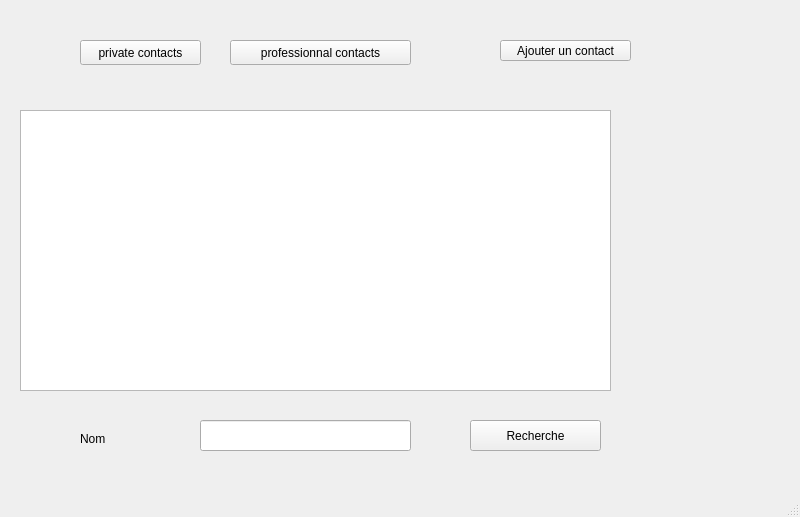
Before: the Qt Designer form mainwindow.ui in YannRaulet/projetCpp1, drawn with Qt 5.
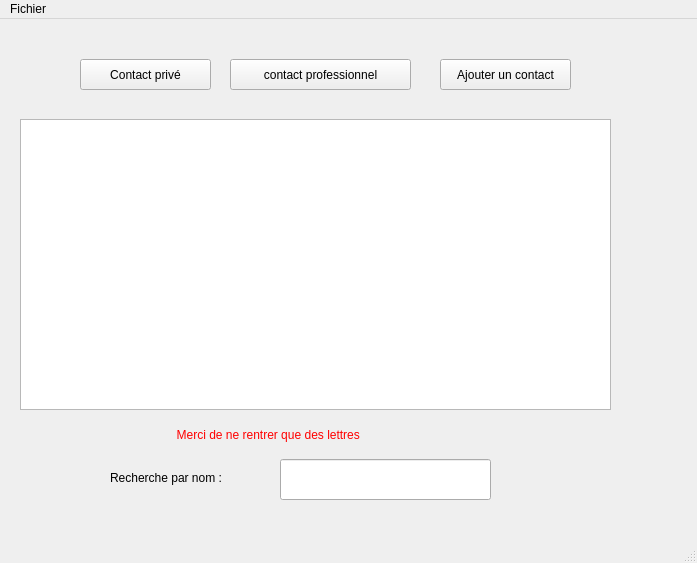
After: the same form once the commit is applied.

```diff
--- a/mainwindow.ui
+++ b/mainwindow.ui
@@ -6,8 +6,8 @@
    <rect>
     <x>0</x>
     <y>0</y>
-    <width>800</width>
-    <height>517</height>
+    <width>697</width>
+    <height>563</height>
    </rect>
   </property>
   <property name="windowTitle">
@@ -19,12 +19,12 @@
      <rect>
       <x>80</x>
       <y>40</y>
-      <width>121</width>
-      <height>25</height>
+      <width>131</width>
+      <height>31</height>
      </rect>
     </property>
     <property name="text">
-     <string>private contacts</string>
+     <string>Contact privé</string>
     </property>
    </widget>
    <widget class="QPushButton" name="pbPro">
@@ -33,95 +33,92 @@
       <x>230</x>
       <y>40</y>
       <width>181</width>
-      <height>25</height>
+      <height>31</height>
      </rect>
     </property>
     <property name="text">
-     <string>professionnal contacts</string>
+     <string>contact professionnel</string>
     </property>
    </widget>
    <widget class="QTableView" name="tableView">
     <property name="geometry">
      <rect>
       <x>20</x>
-      <y>110</y>
+      <y>100</y>
       <width>591</width>
-      <height>281</height>
+      <height>291</height>
      </rect>
     </property>
    </widget>
    <widget class="QLabel" name="label">
     <property name="geometry">
      <rect>
-      <x>80</x>
-      <y>430</y>
-      <width>67</width>
+      <x>110</x>
+      <y>450</y>
+      <width>161</width>
       <height>17</height>
      </rect>
     </property>
     <property name="text">
-     <string>Nom</string>
+     <string>Recherche par nom :</string>
     </property>
    </widget>
    <widget class="QLineEdit" name="txtName">
     <property name="geometry">
      <rect>
-      <x>200</x>
-      <y>420</y>
+      <x>280</x>
+      <y>440</y>
       <width>211</width>
-      <height>31</height>
+      <height>41</height>
      </rect>
     </property>
    </widget>
-   <widget class="QPushButton" name="searchButton">
-    <property name="geometry">
-     <rect>
-      <x>470</x>
-      <y>420</y>
-      <width>131</width>
-      <height>31</height>
-     </rect>
-    </property>
-    <property name="text">
-     <string>Recherche</string>
-    </property>
-   </widget>
-   <widget class="QLabel" name="labelMessage">
-    <property name="geometry">
-     <rect>
-      <x>80</x>
-      <y>80</y>
-      <width>321</width>
-      <height>17</height>
-     </rect>
-    </property>
-    <property name="text">
-     <string/>
-    </property>
-   </widget>
    <widget class="QPushButton" name="addContactButton">
     <property name="geometry">
      <rect>
-      <x>500</x>
+      <x>440</x>
       <y>40</y>
       <width>131</width>
-      <height>21</height>
+      <height>31</height>
      </rect>
     </property>
     <property name="text">
      <string>Ajouter un contact</string>
     </property>
    </widget>
+   <widget class="QLabel" name="labelMessage">
+    <property name="geometry">
+     <rect>
+      <x>160</x>
+      <y>400</y>
+      <width>261</width>
+      <height>31</height>
+     </rect>
+    </property>
+    <property name="styleSheet">
+     <string notr="true">color: red;</string>
+    </property>
+    <property name="text">
+     <string>     Merci de ne rentrer que des lettres </string>
+    </property>
+   </widget>
   </widget>
   <widget class="QMenuBar" name="menubar">
    <property name="geometry">
     <rect>
      <x>0</x>
      <y>0</y>
-     <width>800</width>
-     <height>20</height>
+     <width>697</width>
+     <height>22</height>
     </rect>
    </property>
+   <widget class="QMenu" name="menuFichier">
+    <property name="title">
+     <string>Fichier</string>
+    </property>
+    <addaction name="actionQuitter"/>
+   </widget>
+   <addaction name="menuFichier"/>
   </widget>
   <widget class="QStatusBar" name="statusbar"/>
  </widget>
```
Left out of the diff: 5 changed lines with no effect on the pictures.
